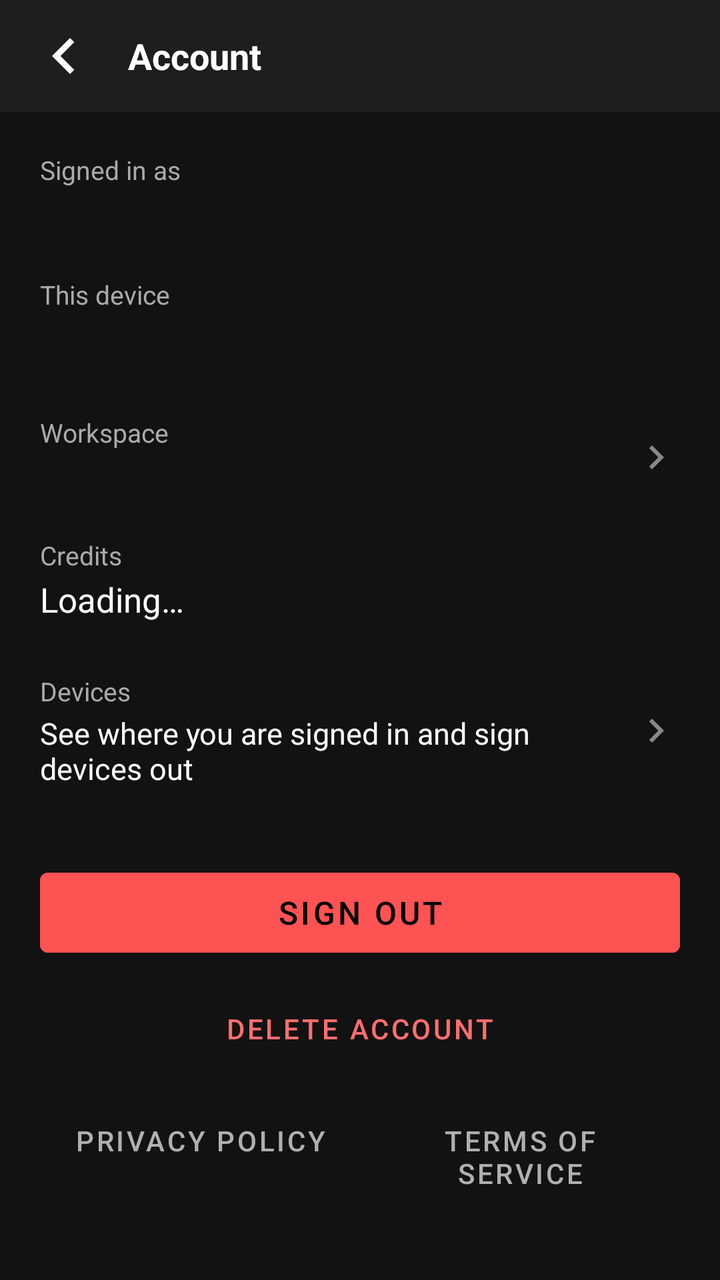
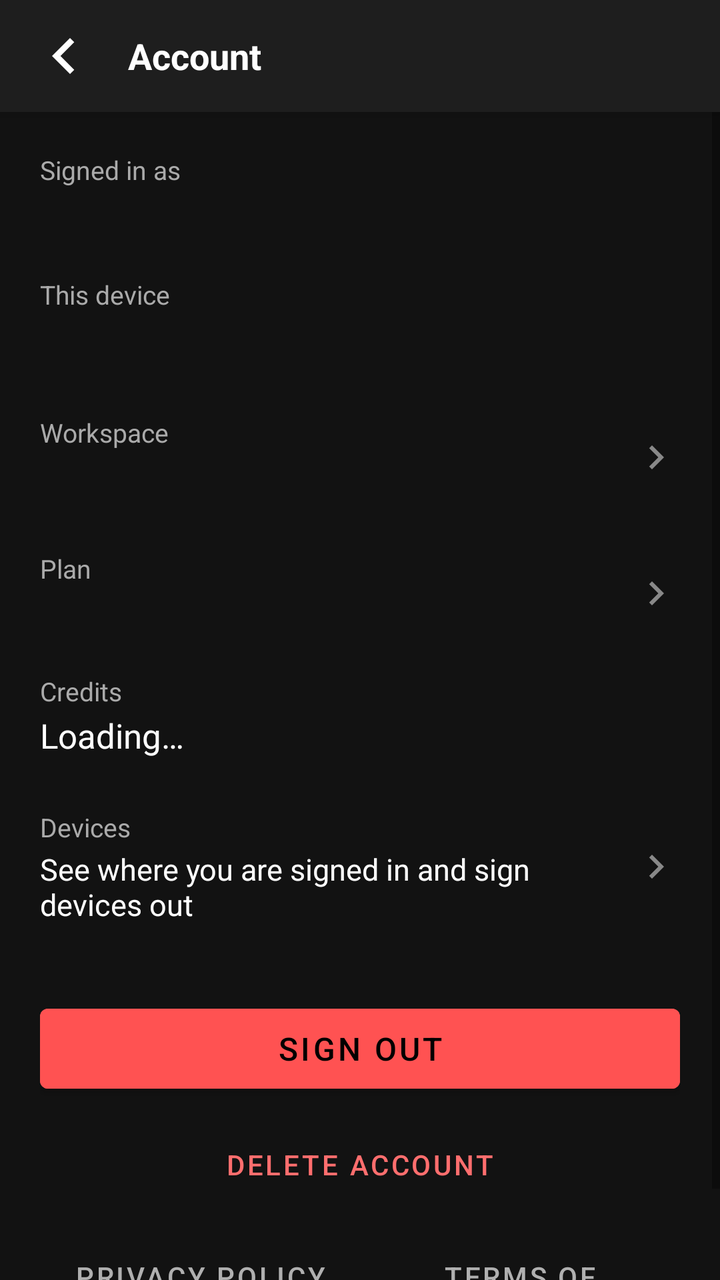

An Android layout rendered at two revisions. The XML below is the earlier revision; the diff shows what the commit changed to produce the second picture.
<!-- AndroidManifest.xml: application theme Theme.CustomScreen -->
<!-- res/layout/activity_account.xml -->
<?xml version="1.0" encoding="utf-8"?>
<LinearLayout xmlns:android="http://schemas.android.com/apk/res/android"
    xmlns:app="http://schemas.android.com/apk/res-auto"
    android:layout_width="match_parent"
    android:layout_height="match_parent"
    android:background="#121212"
    android:orientation="vertical">

    <RelativeLayout
        android:id="@+id/account_toolbar"
        android:layout_width="match_parent"
        android:layout_height="56dp"
        android:background="#1E1E1E"
        android:elevation="4dp"
        android:paddingStart="8dp"
        android:paddingEnd="16dp">

        <ImageButton
            android:id="@+id/btn_back"
            android:layout_width="48dp"
            android:layout_height="48dp"
            android:layout_alignParentStart="true"
            android:layout_centerVertical="true"
            android:background="?attr/selectableItemBackgroundBorderless"
            android:contentDescription="Back"
            android:src="@drawable/ic_chevron_left"
            app:tint="#FFFFFF" />

        <TextView
            android:layout_width="wrap_content"
            android:layout_height="wrap_content"
            android:layout_centerVertical="true"
            android:layout_marginStart="8dp"
            android:layout_toEndOf="@id/btn_back"
            android:text="@string/account_title"
            android:textColor="#FFFFFF"
            android:textSize="18sp"
            android:textStyle="bold" />
    </RelativeLayout>

    <ScrollView
        android:layout_width="match_parent"
        android:layout_height="match_parent"
        android:fillViewport="true">

    <LinearLayout
        android:layout_width="match_parent"
        android:layout_height="wrap_content"
        android:orientation="vertical"
        android:padding="20dp">

        <TextView
            android:layout_width="wrap_content"
            android:layout_height="wrap_content"
            android:text="@string/account_email_label"
            android:textColor="#AAAAAA"
            android:textSize="13sp" />

        <TextView
            android:id="@+id/tv_account_email"
            android:layout_width="match_parent"
            android:layout_height="wrap_content"
            android:layout_marginTop="2dp"
            android:textColor="#FFFFFF"
            android:textIsSelectable="true"
            android:textSize="17sp" />

        <TextView
            android:layout_width="wrap_content"
            android:layout_height="wrap_content"
            android:layout_marginTop="20dp"
            android:text="@string/account_device_label"
            android:textColor="#AAAAAA"
            android:textSize="13sp" />

        <TextView
            android:id="@+id/tv_account_device"
            android:layout_width="match_parent"
            android:layout_height="wrap_content"
            android:layout_marginTop="2dp"
            android:textColor="#FFFFFF"
            android:textSize="17sp" />

        <LinearLayout
            android:id="@+id/row_workspace"
            android:layout_width="match_parent"
            android:layout_height="wrap_content"
            android:layout_marginTop="20dp"
            android:background="?attr/selectableItemBackground"
            android:gravity="center_vertical"
            android:minHeight="56dp"
            android:orientation="horizontal">

            <LinearLayout
                android:layout_width="0dp"
                android:layout_height="wrap_content"
                android:layout_weight="1"
                android:orientation="vertical">

                <TextView
                    android:layout_width="wrap_content"
                    android:layout_height="wrap_content"
                    android:text="@string/acct_workspace_label"
                    android:textColor="#AAAAAA"
                    android:textSize="13sp" />

                <TextView
                    android:id="@+id/tv_account_workspace"
                    android:layout_width="match_parent"
                    android:layout_height="wrap_content"
                    android:layout_marginTop="2dp"
                    android:ellipsize="end"
                    android:maxLines="1"
                    android:textColor="#FFFFFF"
                    android:textSize="17sp" />
            </LinearLayout>

            <ImageView
                android:layout_width="24dp"
                android:layout_height="24dp"
                android:contentDescription="@null"
                android:src="@drawable/ic_chevron_right"
                app:tint="#888888" />
        </LinearLayout>

        <LinearLayout
            android:id="@+id/row_credits"
            android:layout_width="match_parent"
            android:layout_height="wrap_content"
            android:layout_marginTop="12dp"
            android:background="?attr/selectableItemBackground"
            android:minHeight="56dp"
            android:orientation="vertical">

            <TextView
                android:layout_width="wrap_content"
                android:layout_height="wrap_content"
                android:text="@string/acct_credits_label"
                android:textColor="#AAAAAA"
                android:textSize="13sp" />

            <TextView
                android:id="@+id/tv_account_credits"
                android:layout_width="match_parent"
                android:layout_height="wrap_content"
                android:layout_marginTop="2dp"
                android:text="@string/acct_credits_loading"
                android:textColor="#FFFFFF"
                android:textSize="17sp" />
        </LinearLayout>

        <LinearLayout
            android:id="@+id/row_devices"
            android:layout_width="match_parent"
            android:layout_height="wrap_content"
            android:layout_marginTop="12dp"
            android:background="?attr/selectableItemBackground"
            android:gravity="center_vertical"
            android:minHeight="56dp"
            android:orientation="horizontal">

            <LinearLayout
                android:layout_width="0dp"
                android:layout_height="wrap_content"
                android:layout_weight="1"
                android:orientation="vertical">

                <TextView
                    android:layout_width="wrap_content"
                    android:layout_height="wrap_content"
                    android:text="@string/acct_devices_label"
                    android:textColor="#AAAAAA"
                    android:textSize="13sp" />

                <TextView
                    android:layout_width="match_parent"
                    android:layout_height="wrap_content"
                    android:layout_marginTop="2dp"
                    android:text="@string/acct_devices_hint"
                    android:textColor="#FFFFFF"
                    android:textSize="15sp" />
            </LinearLayout>

            <ImageView
                android:layout_width="24dp"
                android:layout_height="24dp"
                android:contentDescription="@null"
                android:src="@drawable/ic_chevron_right"
                app:tint="#888888" />
        </LinearLayout>

        <Button
            android:id="@+id/btn_sign_out"
            android:layout_width="match_parent"
            android:layout_height="52dp"
            android:layout_marginTop="36dp"
            android:backgroundTint="#FF5252"
            android:text="@string/account_sign_out"
            android:textColor="#000000"
            android:textSize="16sp" />

        <Button
            android:id="@+id/btn_delete_account"
            style="@style/Widget.MaterialComponents.Button.TextButton"
            android:layout_width="match_parent"
            android:layout_height="wrap_content"
            android:layout_marginTop="8dp"
            android:minHeight="48dp"
            android:text="@string/acct_delete"
            android:textColor="#FF6E6E" />

        <LinearLayout
            android:layout_width="match_parent"
            android:layout_height="wrap_content"
            android:layout_marginTop="8dp"
            android:orientation="horizontal">

            <Button
                android:id="@+id/btn_privacy"
                style="@style/Widget.MaterialComponents.Button.TextButton"
                android:layout_width="0dp"
                android:layout_height="wrap_content"
                android:layout_weight="1"
                android:minHeight="48dp"
                android:text="@string/acct_privacy"
                android:textColor="#B0B0B0" />

            <Button
                android:id="@+id/btn_terms"
                style="@style/Widget.MaterialComponents.Button.TextButton"
                android:layout_width="0dp"
                android:layout_height="wrap_content"
                android:layout_weight="1"
                android:minHeight="48dp"
                android:text="@string/acct_terms"
                android:textColor="#B0B0B0" />
        </LinearLayout>

        <ProgressBar
            android:id="@+id/progress_account"
            style="?android:attr/progressBarStyleSmall"
            android:layout_width="wrap_content"
            android:layout_height="wrap_content"
            android:layout_gravity="center_horizontal"
            android:layout_marginTop="16dp"
            android:visibility="gone" />
    </LinearLayout>
    </ScrollView>
</LinearLayout>
<!-- resources referenced by this layout -->
<resources>
  <!-- drawable ic_chevron_left (drawable) -->
  <vector xmlns:android="http://schemas.android.com/apk/res/android"
      android:width="36dp"
      android:height="36dp"
      android:viewportWidth="24"
      android:viewportHeight="24">
    <path
        android:fillColor="#FFFFFF"
        android:pathData="M15.41,7.41L14,6l-6,6 6,6 1.41,-1.41L10.83,12z"/>
  </vector>
  <!-- drawable ic_chevron_right (drawable) -->
  <vector xmlns:android="http://schemas.android.com/apk/res/android"
      android:width="36dp"
      android:height="36dp"
      android:viewportWidth="24"
      android:viewportHeight="24">
    <path
        android:fillColor="#FFFFFF"
        android:pathData="M10,6L8.59,7.41 13.17,12l-4.58,4.59L10,18l6,-6z"/>
  </vector>
  <string name="account_device_label">This device</string>
  <string name="account_email_label">Signed in as</string>
  <string name="account_sign_out">Sign out</string>
  <string name="account_title">Account</string>
  <string name="acct_credits_label">Credits</string>
  <string name="acct_credits_loading">Loading…</string>
  <string name="acct_delete">Delete account</string>
  <string name="acct_devices_hint">See where you are signed in and sign devices out</string>
  <string name="acct_devices_label">Devices</string>
  <string name="acct_privacy">Privacy policy</string>
  <string name="acct_terms">Terms of service</string>
  <string name="acct_workspace_label">Workspace</string>
  <style name="Theme.CustomScreen" parent="Theme.MaterialComponents.DayNight.NoActionBar">
          <item name="android:windowBackground">@android:color/black</item>
          <item name="android:statusBarColor">@android:color/transparent</item>
          <item name="android:navigationBarColor">@android:color/transparent</item>
          <item name="android:windowLightStatusBar">false</item>
          <item name="android:windowLightNavigationBar">false</item>
      </style>
</resources>

<!-- the commit's change to res/layout/activity_account.xml (unified diff, before → after) -->
@@ -124,37 +124,11 @@
         </LinearLayout>
 
         <LinearLayout
-            android:id="@+id/row_credits"
+            android:id="@+id/row_plan"
             android:layout_width="match_parent"
             android:layout_height="wrap_content"
             android:layout_marginTop="12dp"
             android:background="?attr/selectableItemBackground"
-            android:minHeight="56dp"
-            android:orientation="vertical">
-
-            <TextView
-                android:layout_width="wrap_content"
-                android:layout_height="wrap_content"
-                android:text="@string/acct_credits_label"
-                android:textColor="#AAAAAA"
-                android:textSize="13sp" />
-
-            <TextView
-                android:id="@+id/tv_account_credits"
-                android:layout_width="match_parent"
-                android:layout_height="wrap_content"
-                android:layout_marginTop="2dp"
-                android:text="@string/acct_credits_loading"
-                android:textColor="#FFFFFF"
-                android:textSize="17sp" />
-        </LinearLayout>
-
-        <LinearLayout
-            android:id="@+id/row_devices"
-            android:layout_width="match_parent"
-            android:layout_height="wrap_content"
-            android:layout_marginTop="12dp"
-            android:background="?attr/selectableItemBackground"
             android:gravity="center_vertical"
             android:minHeight="56dp"
             android:orientation="horizontal">
@@ -168,17 +142,19 @@
                 <TextView
                     android:layout_width="wrap_content"
                     android:layout_height="wrap_content"
-                    android:text="@string/acct_devices_label"
+                    android:text="@string/plans_row_label"
                     android:textColor="#AAAAAA"
                     android:textSize="13sp" />
 
                 <TextView
+                    android:id="@+id/tv_account_plan"
                     android:layout_width="match_parent"
                     android:layout_height="wrap_content"
                     android:layout_marginTop="2dp"
-                    android:text="@string/acct_devices_hint"
+                    android:ellipsize="end"
+                    android:maxLines="1"
                     android:textColor="#FFFFFF"
-                    android:textSize="15sp" />
+                    android:textSize="17sp" />
             </LinearLayout>
 
             <ImageView
@@ -189,6 +165,72 @@
                 app:tint="#888888" />
         </LinearLayout>
 
+        <LinearLayout
+            android:id="@+id/row_credits"
+            android:layout_width="match_parent"
+            android:layout_height="wrap_content"
+            android:layout_marginTop="12dp"
+            android:background="?attr/selectableItemBackground"
+            android:minHeight="56dp"
+            android:orientation="vertical">
+
+            <TextView
+                android:layout_width="wrap_content"
+                android:layout_height="wrap_content"
+                android:text="@string/acct_credits_label"
+                android:textColor="#AAAAAA"
+                android:textSize="13sp" />
+
+            <TextView
+                android:id="@+id/tv_account_credits"
+                android:layout_width="match_parent"
+                android:layout_height="wrap_content"
+                android:layout_marginTop="2dp"
+                android:text="@string/acct_credits_loading"
+                android:textColor="#FFFFFF"
+                android:textSize="17sp" />
+        </LinearLayout>
+
+        <LinearLayout
+            android:id="@+id/row_devices"
+            android:layout_width="match_parent"
+            android:layout_height="wrap_content"
+            android:layout_marginTop="12dp"
+            android:background="?attr/selectableItemBackground"
+            android:gravity="center_vertical"
+            android:minHeight="56dp"
+            android:orientation="horizontal">
+
+            <LinearLayout
+                android:layout_width="0dp"
+                android:layout_height="wrap_content"
+                android:layout_weight="1"
+                android:orientation="vertical">
+
+                <TextView
+                    android:layout_width="wrap_content"
+                    android:layout_height="wrap_content"
+                    android:text="@string/acct_devices_label"
+                    android:textColor="#AAAAAA"
+                    android:textSize="13sp" />
+
+                <TextView
+                    android:layout_width="match_parent"
+                    android:layout_height="wrap_content"
+                    android:layout_marginTop="2dp"
+                    android:text="@string/acct_devices_hint"
+                    android:textColor="#FFFFFF"
+                    android:textSize="15sp" />
+            </LinearLayout>
+
+            <ImageView
+                android:layout_width="24dp"
+                android:layout_height="24dp"
+                android:contentDescription="@null"
+                android:src="@drawable/ic_chevron_right"
+                app:tint="#888888" />
+        </LinearLayout>
+
         <Button
             android:id="@+id/btn_sign_out"
             android:layout_width="match_parent"
<!-- resource entries referenced after the edit -->
@@ -32,6 +32,7 @@
   <string name="acct_privacy">Privacy policy</string>
   <string name="acct_terms">Terms of service</string>
   <string name="acct_workspace_label">Workspace</string>
+  <string name="plans_row_label">Plan</string>
   <style name="Theme.CustomScreen" parent="Theme.MaterialComponents.DayNight.NoActionBar">
           <item name="android:windowBackground">@android:color/black</item>
           <item name="android:statusBarColor">@android:color/transparent</item>
